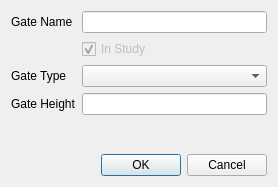
Old version of the form open_alaqs/ui/ui_gates.ui in the repository eurocontrol-asu/open_alaqs.
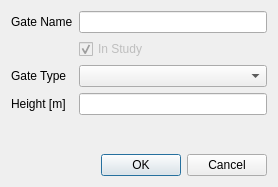
New version of the form.

Patch:
```diff
--- a/open_alaqs/ui/ui_gates.ui
+++ b/open_alaqs/ui/ui_gates.ui
@@ -61,7 +61,7 @@
    <item row="4" column="0">
     <widget class="QLabel" name="label_2">
      <property name="text">
-      <string>Gate Height</string>
+      <string>Height [m]</string>
      </property>
     </widget>
    </item>
```
